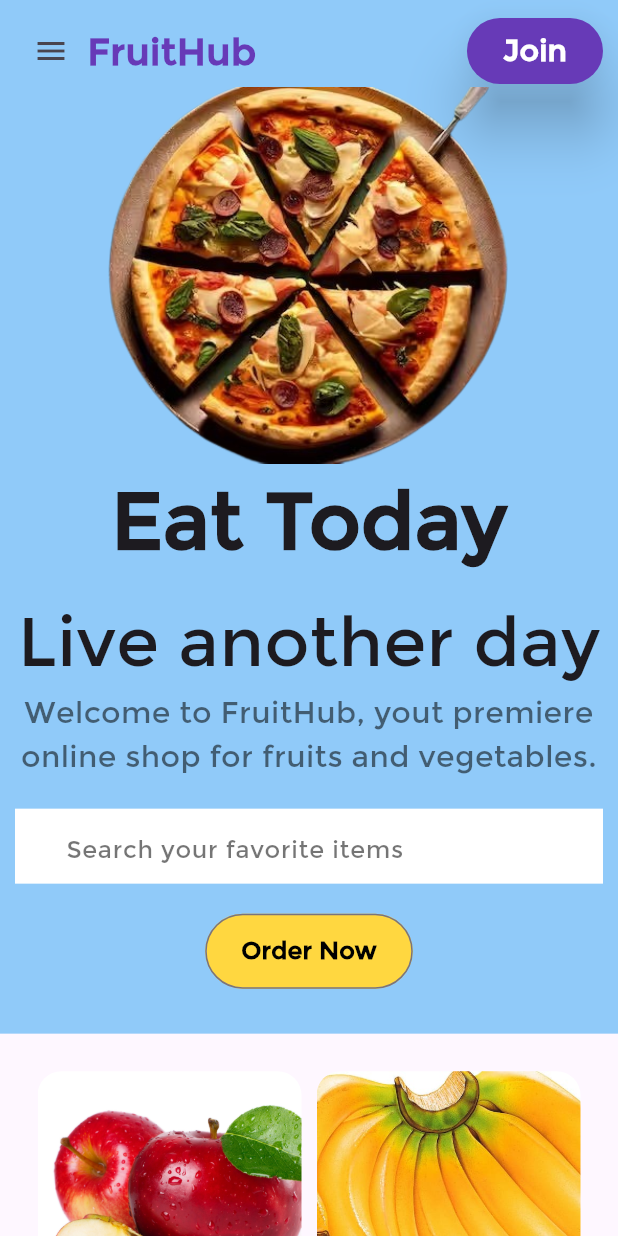
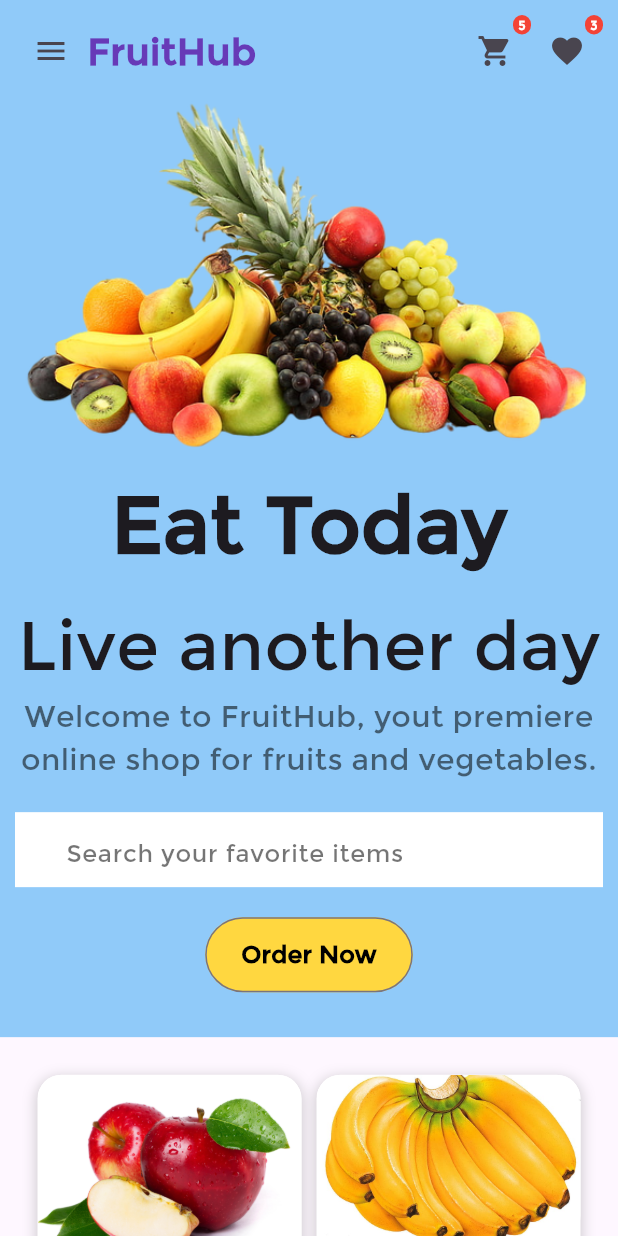
Before and after one commit to Attta-pangestu/fruithub-flutter-app, a Flutter app: the screen it shows after launch, on a phone screen of 412 x 824 dp. Run offline on Flutter 3.47's test engine with Material 3 defaults, Android fonts, the phone set to English and light mode, and no system bars; drawn by our look-alikes of auto_size_text.

Commit message:
develop cart and like feature

```diff
--- a/lib/components/body/product_detail.dart
+++ b/lib/components/body/product_detail.dart
@@ -3,10 +3,18 @@ import 'package:flutter/material.dart';
 import 'package:fruithub/model/product_model.dart';
 import 'package:fruithub/screens/detail_fruit_screen.dart';
 
-class ProductDetail extends StatelessWidget {
+class ProductDetail extends StatefulWidget {
   final Product product;
   final VoidCallback press;
   const ProductDetail({super.key, required this.press, required this.product});
+
+  @override
+  _ProductDetailState createState() => _ProductDetailState();
+}
+
+class _ProductDetailState extends State<ProductDetail> {
+  bool isFavoriteActive = false;
+  bool isCartActive = false;
 
   @override
   Widget build(BuildContext context) {
@@ -17,29 +25,75 @@ class ProductDetail extends StatelessWidget {
           Navigator.push(
             context,
             MaterialPageRoute(
-              builder: (context) => DetailFruitScreen(product: product),
+              builder: (context) => DetailFruitScreen(product: widget.product),
             ),
           );
         },
+        child: Container(
+          decoration: BoxDecoration(
+            borderRadius: BorderRadius.circular(16),
+            color: Colors.white,
+            boxShadow: [
+              BoxShadow(
+                color: Colors.grey.withOpacity(0.5),
+                spreadRadius: 1,
+                blurRadius: 7,
+                offset: Offset(0, 3),
+              ),
+            ],
+          ),
           child: Column(
+            mainAxisSize: MainAxisSize.min,
             children: [
-            Expanded(
-                flex: 1,
-                child: ClipRRect(
+              ClipRRect(
                 borderRadius: BorderRadius.circular(16),
-                  child: Image.asset(product.image, fit: BoxFit.cover,),
-                )),
+                child: Image.asset(
+                  widget.product.image,
+                  fit: BoxFit.cover,
+                ),
+              ),
+              const SizedBox(
+                height: 10,
+              ),
+              Row(
+                mainAxisAlignment: MainAxisAlignment.center,
+                children: [
+                  IconButton(
+                    icon: Icon(
+                      Icons.shopping_cart,
+                      color: isCartActive ? Colors.red : Colors.grey,
+                    ),
+                    onPressed: () {
+                      setState(() {
+                        isCartActive = !isCartActive;
+                      });
+                    },
+                  ),
+                  IconButton(
+                    icon: Icon(
+                      Icons.favorite,
+                      color: isFavoriteActive ? Colors.red : Colors.grey,
+                    ),
+                    onPressed: () {
+                      setState(() {
+                        isFavoriteActive = !isFavoriteActive;
+                      });
+                    },
+                  ),
+                ],
+              ),
               const SizedBox(
                 height: 10,
               ),
               AutoSizeText(
-              product.title,
+                widget.product.title,
                 maxLines: 1,
                 minFontSize: 14,
                 style: const TextStyle(fontSize: 15),
-            )
-
+                overflow: TextOverflow.ellipsis,
+              ),
             ],
+          ),
         ),
       ),
     );
--- a/lib/components/header/header.dart
+++ b/lib/components/header/header.dart
@@ -7,6 +7,9 @@ class Header extends StatelessWidget {
 
   @override
   Widget build(BuildContext context) {
+    int cartNotificationCount = 5; // Dummy count for cart notifications
+    int favoriteNotificationCount = 3; // Dummy count for favorite notifications
+
     return Row(
       children: [
         // Mobile view
@@ -29,21 +32,69 @@ class Header extends StatelessWidget {
         ),
         const Spacer(),
         if (Responsive.isDesktop(context)) const HeaderWebMenu(),
-        ElevatedButton(
-          onPressed: () {},
-          style: ElevatedButton.styleFrom(
-            backgroundColor: Colors.deepPurple,
-            elevation: 17,
-            minimumSize: const Size(25, 44),
-          ),
-          child: const Text(
-            'Join',
-            style: TextStyle(
-              fontSize: 20,
-              fontWeight: FontWeight.bold,
-              color: Colors.white,
+        Stack(
+          children: [
+            IconButton(
+              icon: const Icon(Icons.shopping_cart),
+              onPressed: () {},
             ),
-          ),
+            if (cartNotificationCount > 0)
+              Positioned(
+                right: 0,
+                child: Container(
+                  padding: const EdgeInsets.all(1),
+                  decoration: BoxDecoration(
+                    color: Colors.red,
+                    borderRadius: BorderRadius.circular(6),
+                  ),
+                  constraints: const BoxConstraints(
+                    minWidth: 12,
+                    minHeight: 12,
+                  ),
+                  child: Text(
+                    '$cartNotificationCount',
+                    style: const TextStyle(
+                      color: Colors.white,
+                      fontSize: 8,
+                      fontWeight: FontWeight.bold,
+                    ),
+                    textAlign: TextAlign.center,
+                  ),
+                ),
+              ),
+          ],
+        ),
+        Stack(
+          children: [
+            IconButton(
+              icon: const Icon(Icons.favorite),
+              onPressed: () {},
+            ),
+            if (favoriteNotificationCount > 0)
+              Positioned(
+                right: 0,
+                child: Container(
+                  padding: const EdgeInsets.all(1),
+                  decoration: BoxDecoration(
+                    color: Colors.red,
+                    borderRadius: BorderRadius.circular(6),
+                  ),
+                  constraints: const BoxConstraints(
+                    minWidth: 12,
+                    minHeight: 12,
+                  ),
+                  child: Text(
+                    '$favoriteNotificationCount',
+                    style: const TextStyle(
+                      color: Colors.white,
+                      fontSize: 8,
+                      fontWeight: FontWeight.bold,
+                    ),
+                    textAlign: TextAlign.center,
+                  ),
+                ),
+              ),
+          ],
         ),
       ],
     );
--- a/lib/components/header/header_contain.dart
+++ b/lib/components/header/header_contain.dart
@@ -6,29 +6,34 @@ class HeaderContain extends StatelessWidget {
 
   @override
   Widget build(BuildContext context) {
-    return Column(
+    return Row(
       children: [
-        const SizedBox(height: 40),
-        Row(
+        const Column(
           children: [
-            const Expanded(
-              flex: 3,
-              child: HeaderBody(),
+            SizedBox(height: 40),
+            Row(
+              children: [
+                Expanded(
+                  flex: 3,
+                  child: HeaderBody(),
+                )
+              ],
             )
           ],
-        )
+        ),
+        Image.asset('assets/images/fruits.png')
       ],
     );
   }
 }
 
 class MobileHeaderContain extends StatelessWidget {
-  const MobileHeaderContain({Key? key}) : super(key: key);
+  const MobileHeaderContain({super.key});
 
   @override
   Widget build(BuildContext context) {
     return Column(
-      children: [Image.asset('assets/images/pizza2.png'), const HeaderBody()],
+      children: [Image.asset('assets/images/fruits.png'), const HeaderBody()],
     );
   }
 }
@@ -53,7 +58,10 @@ class HeaderBody extends StatelessWidget {
         ),
         const Text(
           'Welcome to FruitHub, yout premiere online shop for fruits and vegetables.',
-          style: TextStyle(fontSize: 20, color: Colors.black54, ) ,
+          style: TextStyle(
+            fontSize: 20,
+            color: Colors.black54,
+          ),
           textAlign: TextAlign.center,
         ),
         const SizedBox(height: 20),
@@ -81,16 +89,16 @@ class HeaderBody extends StatelessWidget {
         SizedBox(
           height: 50,
           child: OutlinedButton(
-            child: Text(
+            onPressed: () {},
+            style:
+                OutlinedButton.styleFrom(backgroundColor: Colors.amberAccent),
+            child: const Text(
               'Order Now',
               style: TextStyle(
                   fontWeight: FontWeight.bold,
                   fontSize: 16,
                   color: Colors.black),
             ),
-            onPressed: () {},
-            style:
-                OutlinedButton.styleFrom(backgroundColor: Colors.amberAccent),
           ),
         ),
         const SizedBox(height: 20),
```
Also changed, not shown: assets/images/fruits.jpg (added), assets/images/fruits.png (added), assets/images/pizza2.png (deleted). Lines whose indentation alone changed are shown as unchanged.
